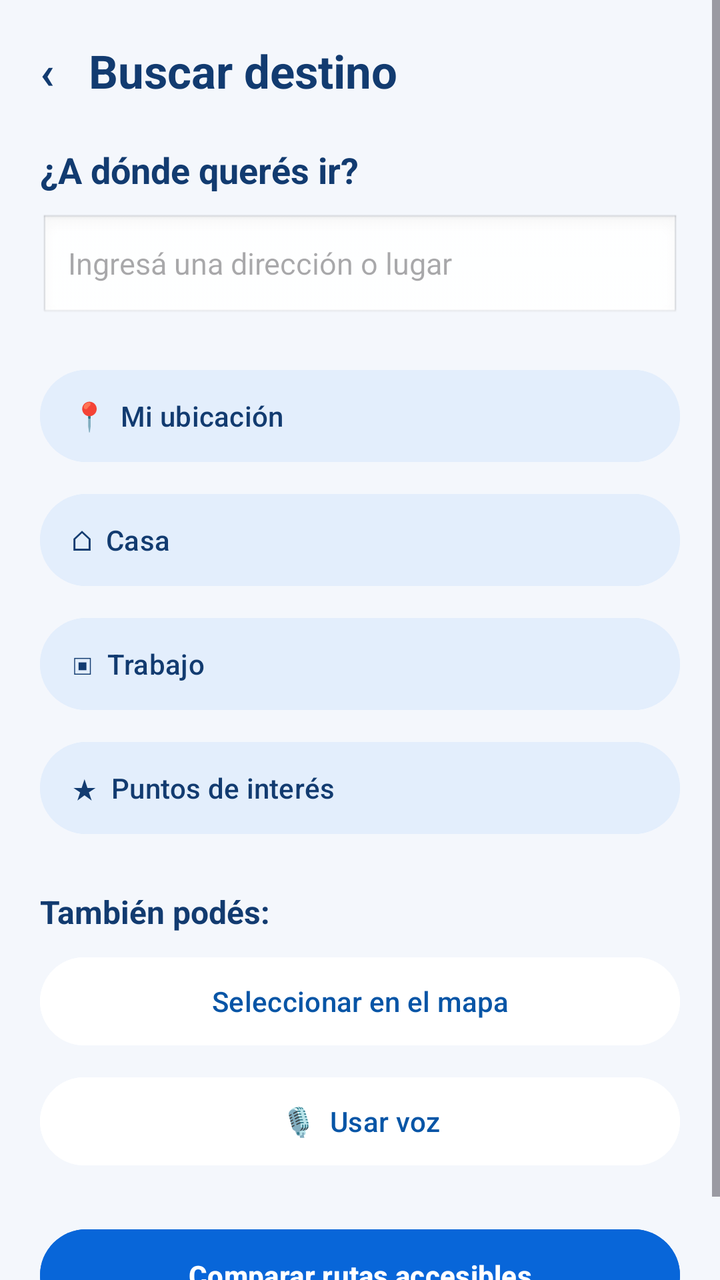
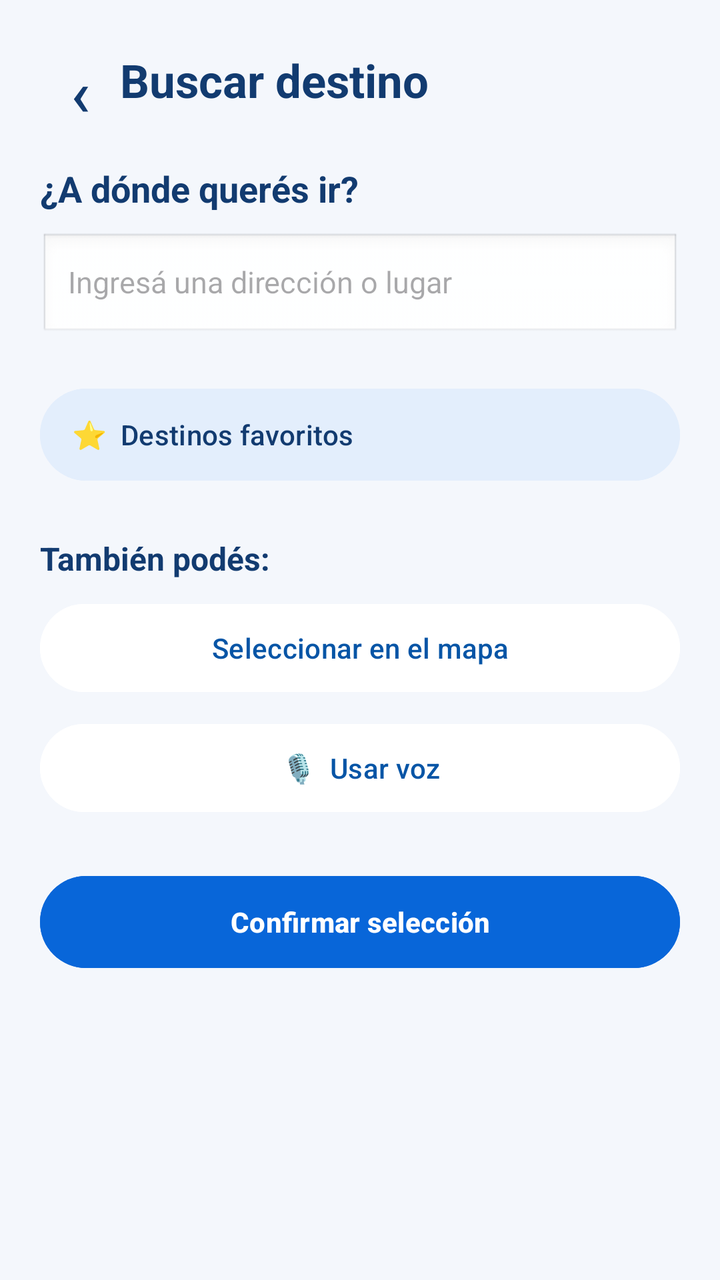

Before-and-after screenshots of an Android layout around one commit, followed by the original layout XML and the change that was made.
<!-- AndroidManifest.xml: application theme Theme.MyApplication -->
<!-- res/layout/activity_buscar_destino.xml -->
<?xml version="1.0" encoding="utf-8"?>
<ScrollView
    xmlns:android="http://schemas.android.com/apk/res/android"
    android:id="@+id/buscarDestinoRoot"
    android:layout_width="match_parent"
    android:layout_height="match_parent"
    android:background="#F4F7FC"
    android:fillViewport="true">

    <LinearLayout
        android:layout_width="match_parent"
        android:layout_height="wrap_content"
        android:orientation="vertical"
        android:padding="20dp">

        
        <TextView
            android:layout_width="match_parent"
            android:layout_height="wrap_content"
            android:text="‹   Buscar destino"
            android:textColor="#123B70"
            android:textSize="23sp"
            android:textStyle="bold"
            android:paddingBottom="22dp"
            android:contentDescription="Volver. Buscar destino" />

        
        <TextView
            android:layout_width="match_parent"
            android:layout_height="wrap_content"
            android:text="¿A dónde querés ir?"
            android:textColor="#123B70"
            android:textSize="18sp"
            android:textStyle="bold"
            android:paddingBottom="10dp" />

        
        <EditText
            android:id="@+id/etDestino"
            android:layout_width="match_parent"
            android:layout_height="54dp"
            android:background="@android:drawable/edit_text"
            android:hint="Ingresá una dirección o lugar"
            android:paddingStart="14dp"
            android:paddingEnd="14dp"
            android:singleLine="true"
            android:inputType="textPostalAddress"
            android:imeOptions="actionSearch"
            android:textSize="15sp" />

        
        <androidx.recyclerview.widget.RecyclerView
            android:id="@+id/rvDestinos"
            android:layout_width="match_parent"
            android:layout_height="wrap_content"
            android:layout_marginTop="8dp"
            android:visibility="gone"
            android:nestedScrollingEnabled="false" />


        
        <Button
            android:id="@+id/btnMiUbicacion"
            android:layout_width="match_parent"
            android:layout_height="54dp"
            android:layout_marginTop="20dp"
            android:text="📍  Mi ubicación"
            android:textColor="#123B70"
            android:backgroundTint="#E3EEFC"
            android:gravity="start|center_vertical"
            android:paddingStart="16dp" />

        
        <Button
            android:id="@+id/btnCasa"
            android:layout_width="match_parent"
            android:layout_height="54dp"
            android:layout_marginTop="8dp"
            android:text="⌂  Casa"
            android:textColor="#123B70"
            android:backgroundTint="#E3EEFC"
            android:gravity="start|center_vertical"
            android:paddingStart="16dp" />

        
        <Button
            android:id="@+id/btnTrabajo"
            android:layout_width="match_parent"
            android:layout_height="54dp"
            android:layout_marginTop="8dp"
            android:text="▣  Trabajo"
            android:textColor="#123B70"
            android:backgroundTint="#E3EEFC"
            android:gravity="start|center_vertical"
            android:paddingStart="16dp" />

        
        <Button
            android:id="@+id/btnPuntosInteres"
            android:layout_width="match_parent"
            android:layout_height="54dp"
            android:layout_marginTop="8dp"
            android:text="★  Puntos de interés"
            android:textColor="#123B70"
            android:backgroundTint="#E3EEFC"
            android:gravity="start|center_vertical"
            android:paddingStart="16dp" />

        
        <TextView
            android:layout_width="match_parent"
            android:layout_height="wrap_content"
            android:layout_marginTop="24dp"
            android:paddingBottom="8dp"
            android:text="También podés:"
            android:textColor="#123B70"
            android:textSize="16sp"
            android:textStyle="bold" />

        <Button
            android:id="@+id/btnSeleccionarMapa"
            android:layout_width="match_parent"
            android:layout_height="52dp"
            android:text="Seleccionar en el mapa"
            android:textColor="#0755A6"
            android:backgroundTint="#FFFFFF" />

        <Button
            android:id="@+id/btnUsarVoz"
            android:layout_width="match_parent"
            android:layout_height="52dp"
            android:layout_marginTop="8dp"
            android:text="🎙  Usar voz"
            android:textColor="#0755A6"
            android:backgroundTint="#FFFFFF" />

        
        <Button
            android:id="@+id/btnCompararRutas"
            android:layout_width="match_parent"
            android:layout_height="54dp"
            android:layout_marginTop="24dp"
            android:text="Comparar rutas accesibles"
            android:textColor="#FFFFFF"
            android:textStyle="bold"
            android:backgroundTint="#0866D9" />

    </LinearLayout>

</ScrollView>
<!-- resources referenced by this layout -->
<resources>
  <style name="Theme.MyApplication" parent="Base.Theme.MyApplication" />
  <style name="Base.Theme.MyApplication" parent="Theme.Material3.DayNight.NoActionBar">
          
          
      </style>
</resources>

<!-- the commit's change to res/layout/activity_buscar_destino.xml (unified diff, before → after) -->
@@ -14,15 +14,35 @@
         android:padding="20dp">
 
         
-        <TextView
-            android:layout_width="match_parent"
-            android:layout_height="wrap_content"
-            android:text="‹   Buscar destino"
-            android:textColor="#123B70"
-            android:textSize="23sp"
-            android:textStyle="bold"
-            android:paddingBottom="22dp"
-            android:contentDescription="Volver. Buscar destino" />
+        <LinearLayout
+            android:layout_width="match_parent"
+            android:layout_height="wrap_content"
+            android:orientation="horizontal"
+            android:gravity="center_vertical"
+            android:layout_marginBottom="22dp">
+
+            <Button
+                android:id="@+id/btnVolverHome"
+                android:layout_width="40dp"
+                android:layout_height="40dp"
+                android:minWidth="0dp"
+                android:minHeight="0dp"
+                android:padding="0dp"
+                android:text="‹"
+                android:textColor="#123B70"
+                android:textSize="32sp"
+                android:background="?attr/selectableItemBackgroundBorderless"
+                android:contentDescription="Volver al inicio" />
+
+            <TextView
+                android:layout_width="wrap_content"
+                android:layout_height="wrap_content"
+                android:text="Buscar destino"
+                android:textColor="#123B70"
+                android:textSize="23sp"
+                android:textStyle="bold" />
+
+        </LinearLayout>
 
         
         <TextView
@@ -49,6 +69,67 @@
             android:textSize="15sp" />
 
         
+        <LinearLayout
+            android:id="@+id/layoutDestinoSeleccionado"
+            android:layout_width="match_parent"
+            android:layout_height="wrap_content"
+            android:orientation="vertical"
+            android:background="#E3EEFC"
+            android:padding="16dp"
+            android:layout_marginTop="14dp"
+            android:visibility="gone">
+
+            <TextView
+                android:layout_width="match_parent"
+                android:layout_height="wrap_content"
+                android:text="✓ DESTINO SELECCIONADO"
+                android:textColor="#087443"
+                android:textSize="13sp"
+                android:textStyle="bold"
+                android:paddingBottom="10dp" />
+
+            <LinearLayout
+                android:layout_width="match_parent"
+                android:layout_height="wrap_content"
+                android:orientation="horizontal"
+                android:gravity="center_vertical">
+
+                <TextView
+                    android:layout_width="wrap_content"
+                    android:layout_height="wrap_content"
+                    android:text="📍"
+                    android:textSize="26sp"
+                    android:layout_marginEnd="12dp" />
+
+                <LinearLayout
+                    android:layout_width="0dp"
+                    android:layout_height="wrap_content"
+                    android:layout_weight="1"
+                    android:orientation="vertical">
+
+                    <TextView
+                        android:id="@+id/tvNombreDestinoSeleccionado"
+                        android:layout_width="match_parent"
+                        android:layout_height="wrap_content"
+                        android:textColor="#123B70"
+                        android:textSize="16sp"
+                        android:textStyle="bold" />
+
+                    <TextView
+                        android:id="@+id/tvDireccionDestinoSeleccionado"
+                        android:layout_width="match_parent"
+                        android:layout_height="wrap_content"
+                        android:layout_marginTop="4dp"
+                        android:textColor="#526780"
+                        android:textSize="13sp" />
+
+                </LinearLayout>
+
+            </LinearLayout>
+
+        </LinearLayout>
+
+        
         <androidx.recyclerview.widget.RecyclerView
             android:id="@+id/rvDestinos"
             android:layout_width="match_parent"
@@ -57,54 +138,47 @@
             android:visibility="gone"
             android:nestedScrollingEnabled="false" />
 
-
-        
-        <Button
-            android:id="@+id/btnMiUbicacion"
+        
+        <Button
+            android:id="@+id/btnDestinosFavoritos"
             android:layout_width="match_parent"
             android:layout_height="54dp"
             android:layout_marginTop="20dp"
-            android:text="📍  Mi ubicación"
+            android:text="⭐  Destinos favoritos"
             android:textColor="#123B70"
             android:backgroundTint="#E3EEFC"
             android:gravity="start|center_vertical"
             android:paddingStart="16dp" />
 
         
-        <Button
-            android:id="@+id/btnCasa"
-            android:layout_width="match_parent"
-            android:layout_height="54dp"
-            android:layout_marginTop="8dp"
-            android:text="⌂  Casa"
-            android:textColor="#123B70"
-            android:backgroundTint="#E3EEFC"
-            android:gravity="start|center_vertical"
-            android:paddingStart="16dp" />
-
-        
-        <Button
-            android:id="@+id/btnTrabajo"
-            android:layout_width="match_parent"
-            android:layout_height="54dp"
-            android:layout_marginTop="8dp"
-            android:text="▣  Trabajo"
-            android:textColor="#123B70"
-            android:backgroundTint="#E3EEFC"
-            android:gravity="start|center_vertical"
-            android:paddingStart="16dp" />
-
-        
-        <Button
-            android:id="@+id/btnPuntosInteres"
-            android:layout_width="match_parent"
-            android:layout_height="54dp"
-            android:layout_marginTop="8dp"
-            android:text="★  Puntos de interés"
-            android:textColor="#123B70"
-            android:backgroundTint="#E3EEFC"
-            android:gravity="start|center_vertical"
-            android:paddingStart="16dp" />
+        <LinearLayout
+            android:id="@+id/layoutFavoritos"
+            android:layout_width="match_parent"
+            android:layout_height="wrap_content"
+            android:orientation="vertical"
+            android:background="#FFFFFF"
+            android:padding="16dp"
+            android:layout_marginTop="10dp"
+            android:visibility="gone">
+
+            
+            <LinearLayout
+                android:id="@+id/contenedorFavoritos"
+                android:layout_width="match_parent"
+                android:layout_height="wrap_content"
+                android:orientation="vertical" />
+
+            
+            <Button
+                android:id="@+id/btnCerrarFavoritos"
+                android:layout_width="match_parent"
+                android:layout_height="46dp"
+                android:layout_marginTop="12dp"
+                android:text="✕  Cerrar"
+                android:textColor="#123B70"
+                android:backgroundTint="#E3EEFC" />
+
+        </LinearLayout>
 
         
         <TextView
@@ -117,6 +191,7 @@
             android:textSize="16sp"
             android:textStyle="bold" />
 
+        
         <Button
             android:id="@+id/btnSeleccionarMapa"
             android:layout_width="match_parent"
@@ -125,6 +200,7 @@
             android:textColor="#0755A6"
             android:backgroundTint="#FFFFFF" />
 
+        
         <Button
             android:id="@+id/btnUsarVoz"
             android:layout_width="match_parent"
@@ -136,11 +212,22 @@
 
         
         <Button
+            android:id="@+id/btnGuardarFavorito"
+            android:layout_width="match_parent"
+            android:layout_height="54dp"
+            android:layout_marginTop="16dp"
+            android:text="⭐ Guardar destino en favorito"
+            android:textColor="#123B70"
+            android:backgroundTint="#E3EEFC"
+            android:visibility="gone" />
+
+        
+        <Button
             android:id="@+id/btnCompararRutas"
             android:layout_width="match_parent"
             android:layout_height="54dp"
             android:layout_marginTop="24dp"
-            android:text="Comparar rutas accesibles"
+            android:text="Confirmar selección"
             android:textColor="#FFFFFF"
             android:textStyle="bold"
             android:backgroundTint="#0866D9" />
